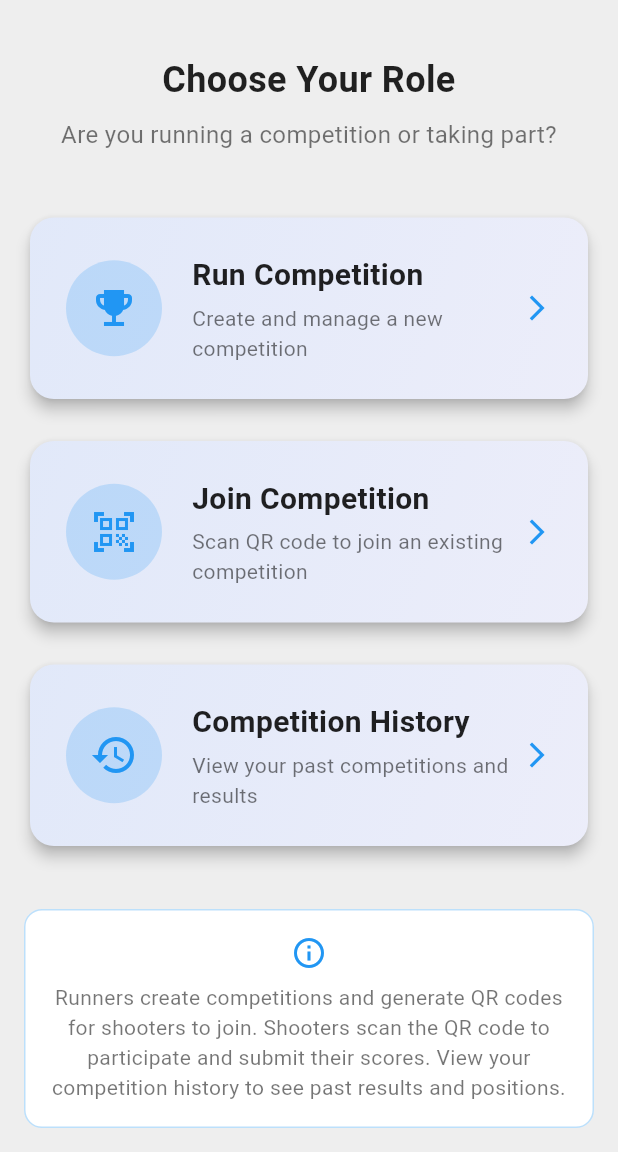
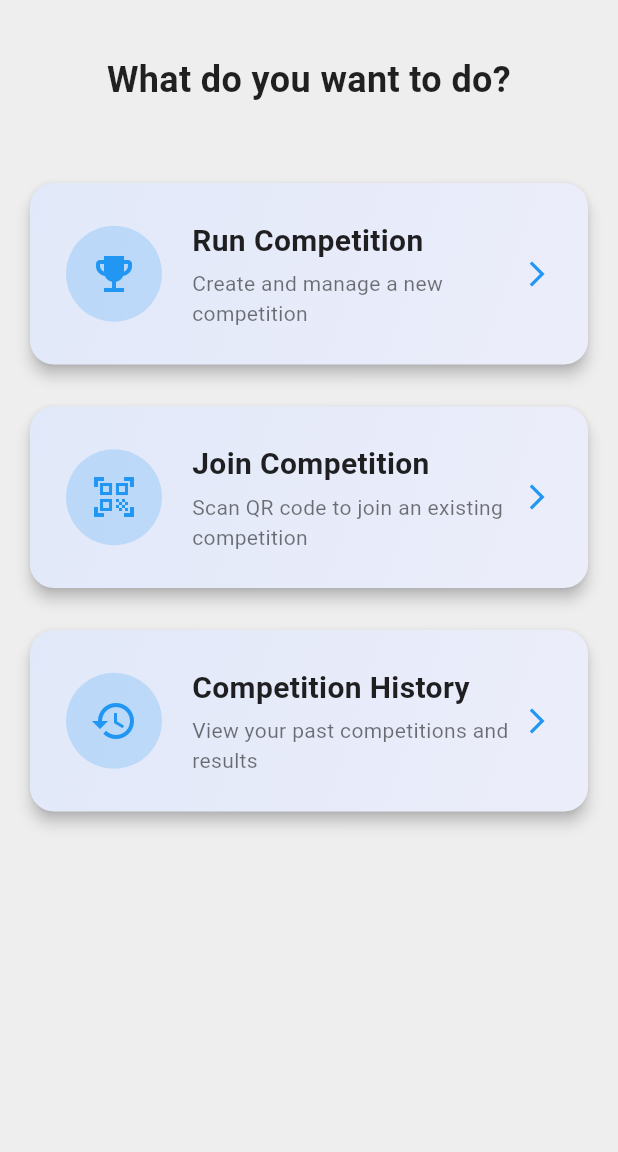
Before and after one commit to Cherry314/targetsawaynew, a Flutter app: the CompPortalScreen screen opened by its route, on a phone screen of 412 x 824 dp, the part 84-1236 px from its top. Run offline on Flutter 3.47's test engine with Material 3 defaults, Android fonts, the phone set to English and light mode, and no system bars; our stand-ins replace cloud_firestore, file_picker, firebase_auth, firebase_core, fl_chart, flutter_local_notifications and 11 more; missing offline and left inert: mobile_scanner; accounts and stored records are empty.

```diff
--- a/lib/screens/auth/login_screen.dart
+++ b/lib/screens/auth/login_screen.dart
@@ -103,7 +103,7 @@ class _LoginScreenState extends State<LoginScreen> {
                 const SizedBox(height: 24),
                 // Title
                 Text(
-                  'Welcome Back',
+                  'Targets Away!',
                   style: TextStyle(
                     fontSize: 32,
                     fontWeight: FontWeight.bold,
--- a/lib/screens/comps/comp_portal.dart
+++ b/lib/screens/comps/comp_portal.dart
@@ -50,6 +50,7 @@ class CompPortalScreen extends StatelessWidget {
           ),
         ),
         body: SafeArea(
+          child: SingleChildScrollView(
             child: Padding(
               padding: const EdgeInsets.all(16),
               child: Column(
@@ -58,7 +59,7 @@ class CompPortalScreen extends StatelessWidget {
                   const SizedBox(height: 20),
                   // Header
                   Text(
-                  'Choose Your Role',
+                    'What do you want to do?',
                     style: TextStyle(
                       fontSize: 24,
                       fontWeight: FontWeight.bold,
@@ -67,14 +68,6 @@ class CompPortalScreen extends StatelessWidget {
                     textAlign: TextAlign.center,
                   ),
                   const SizedBox(height: 8),
-                Text(
-                  'Are you running a competition or taking part?',
-                  style: TextStyle(
-                    fontSize: 16,
-                    color: isDark ? Colors.white70 : Colors.black54,
-                  ),
-                  textAlign: TextAlign.center,
-                ),
                   const SizedBox(height: 40),
                   // Run Competition Card
                   _buildOptionCard(
@@ -129,39 +122,9 @@ class CompPortalScreen extends StatelessWidget {
                       );
                     },
                   ),
-                const Spacer(),
-                // Info section
-                Container(
-                  padding: const EdgeInsets.all(16),
-                  decoration: BoxDecoration(
-                    color: isDark ? Colors.grey[850] : Colors.white,
-                    borderRadius: BorderRadius.circular(12),
-                    border: Border.all(
-                      color: primaryColor.withValues(alpha: 0.3),
-                    ),
-                  ),
-                  child: Column(
-                    children: [
-                      Icon(
-                        Icons.info_outline,
-                        color: primaryColor,
-                        size: 24,
-                      ),
-                      const SizedBox(height: 8),
-                      Text(
-                        'Runners create competitions and generate QR codes for shooters to join. '
-                        'Shooters scan the QR code to participate and submit their scores. '
-                        'View your competition history to see past results and positions.',
-                        style: TextStyle(
-                          fontSize: 14,
-                          color: isDark ? Colors.white70 : Colors.black54,
-                        ),
-                        textAlign: TextAlign.center,
-                      ),
+                  const SizedBox(height: 20),
                 ],
               ),
-                ),
-              ],
             ),
           ),
         ),
--- a/lib/screens/comps/competition_history_screen.dart
+++ b/lib/screens/comps/competition_history_screen.dart
@@ -50,7 +50,7 @@ class CompetitionHistoryScreen extends StatelessWidget {
       },
       child: Scaffold(
         backgroundColor: isDark ? Colors.grey[900] : Colors.grey[200],
-        drawer: const AppDrawer(currentRoute: 'comps'),
+        drawer: const AppDrawer(currentRoute: 'comp_history'),
         appBar: AppBar(
           elevation: 0,
           title: const Text(
```
Also changed, not shown: lib/models/comp_history_entry.dart (+24 -0 lines), lib/screens/auth/app_unlock_screen.dart (+8 -3 lines), lib/screens/comps/run_competition/competition_results_screen.dart (+21 -9 lines), lib/screens/enter_score_screen.dart (+10 -3 lines), lib/utils/backup_restore.dart (+8 -1 lines). Lines whose indentation alone changed are shown as unchanged.
